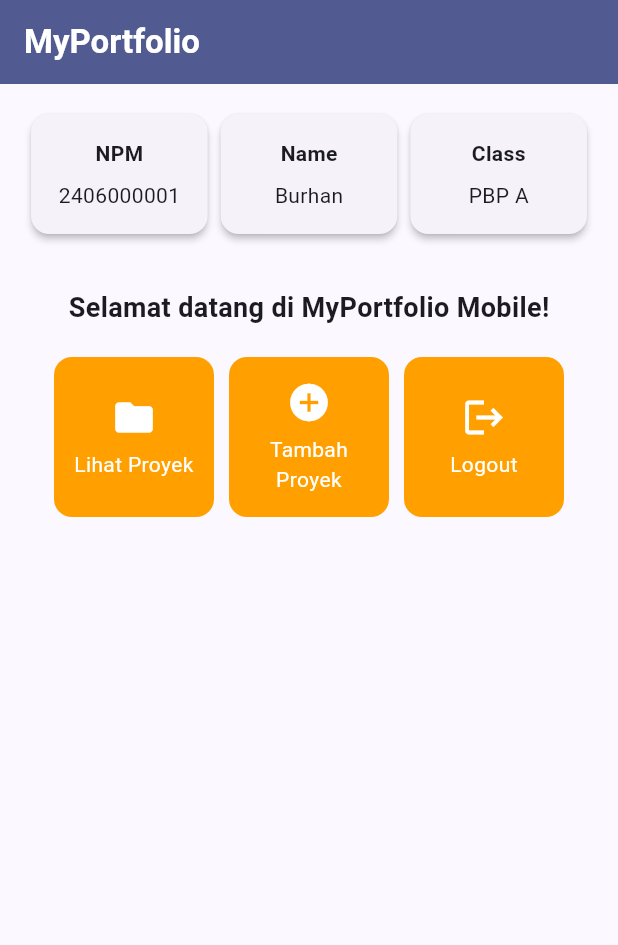
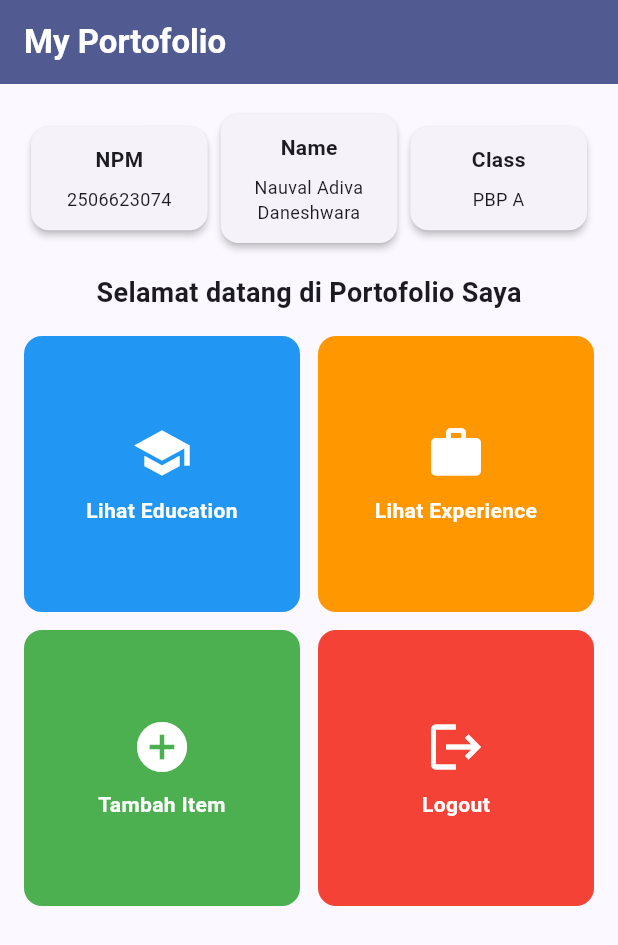
Before and after one commit to daaaniiiissssss/myportofolio_mobile, a Flutter app: the screen it shows after launch, on a phone screen of 412 x 824 dp. Shown: the top 945 px of the screen. Run offline on Flutter 3.47's test engine with Material 3 defaults, Android fonts, the phone set to English and light mode, and no system bars.

Commit message:
Tugas 7: Final

```diff
--- a/lib/main.dart
+++ b/lib/main.dart
@@ -11,15 +11,12 @@ class MyApp extends StatelessWidget {
   @override
   Widget build(BuildContext context) {
     return MaterialApp(
-      title: 'MyPortfolio',
+      title: 'My Portofolio',
       theme: ThemeData(
-        colorScheme: ColorScheme.fromSeed(
-          seedColor: Colors.indigo,
-          secondary: Colors.amber[700],
-        ),
+        colorScheme: ColorScheme.fromSeed(seedColor: Colors.indigo),
         useMaterial3: true,
       ),
-      home: MyHomePage(),
+      home: const MyHomePage(),
     );
   }
 }
--- a/lib/menu.dart
+++ b/lib/menu.dart
@@ -1,84 +1,67 @@
 import 'package:flutter/material.dart';
 
+/// Model data untuk satu tombol aksi di halaman utama.
 class ItemHomepage {
   final String name;
   final IconData icon;
+  final Color color;
 
-  ItemHomepage(this.name, this.icon);
+  const ItemHomepage(this.name, this.icon, this.color);
 }
 
 class MyHomePage extends StatelessWidget {
-  MyHomePage({super.key});
+  const MyHomePage({super.key});
 
-  final String npm = "2406000001";
-  final String nama = "Burhan";
-  final String kelas = "PBP A";
+  final String npm = '2506623074';
+  final String name = 'Nauval Adiva Daneshwara';
+  final String className = 'PBP A';
 
-  final List<ItemHomepage> items = [
-    ItemHomepage("Lihat Proyek", Icons.folder),
-    ItemHomepage("Tambah Proyek", Icons.add_circle),
-    ItemHomepage("Logout", Icons.logout),
+  static const List<ItemHomepage> items = [
+    ItemHomepage('Lihat Education', Icons.school, Colors.blue),
+    ItemHomepage('Lihat Experience', Icons.work, Colors.orange),
+    ItemHomepage('Tambah Item', Icons.add_circle, Colors.green),
+    ItemHomepage('Logout', Icons.logout, Colors.red),
   ];
 
   @override
   Widget build(BuildContext context) {
-    // Scaffold menyediakan struktur visual dasar halaman (AppBar, Body, SnackBar).
     return Scaffold(
-      // AppBar menampilkan bar bagian atas halaman aplikasi.
       appBar: AppBar(
         title: const Text(
-          'MyPortfolio',
-          style: TextStyle(
-            color: Colors.white,
-            fontWeight: FontWeight.bold,
-          ),
+          'My Portofolio',
+          style: TextStyle(fontWeight: FontWeight.bold),
         ),
         backgroundColor: Theme.of(context).colorScheme.primary,
+        foregroundColor: Colors.white,
       ),
-      // Body halaman utama dengan padding di sekelilingnya.
       body: Padding(
         padding: const EdgeInsets.all(16.0),
         child: Column(
-          crossAxisAlignment: CrossAxisAlignment.center,
+          crossAxisAlignment: CrossAxisAlignment.start,
           children: [
-            // Baris horizontal untuk menampilkan 3 InfoCard secara sejajar.
             Row(
               mainAxisAlignment: MainAxisAlignment.spaceEvenly,
               children: [
                 InfoCard(title: 'NPM', content: npm),
-                InfoCard(title: 'Name', content: nama),
-                InfoCard(title: 'Class', content: kelas),
+                InfoCard(title: 'Name', content: name),
+                InfoCard(title: 'Class', content: className),
               ],
             ),
             const SizedBox(height: 16.0),
-            // Bagian tengah: pesan sambutan dan kisi tombol menu portofolio.
-            Center(
-              child: Column(
-                children: [
-                  const Padding(
-                    padding: EdgeInsets.only(top: 16.0),
-                    child: Text(
-                      'Selamat datang di MyPortfolio Mobile!',
-                      style: TextStyle(
-                        fontWeight: FontWeight.bold,
-                        fontSize: 18.0,
-                      ),
-                    ),
-                  ),
-                  // GridView menampilkan kartu tombol dalam tata letak kisi 3 kolom.
-                  GridView.count(
-                    primary: true,
-                    padding: const EdgeInsets.all(20),
-                    crossAxisSpacing: 10,
-                    mainAxisSpacing: 10,
-                    crossAxisCount: 3,
-                    // shrinkWrap agar ukuran kisi menyesuaikan tinggi konten anak.
-                    shrinkWrap: true,
-                    children: items.map((ItemHomepage item) {
-                      return ItemCard(item);
-                    }).toList(),
-                  ),
-                ],
+            const Center(
+              child: Text(
+                'Selamat datang di Portofolio Saya',
+                style: TextStyle(fontSize: 18.0, fontWeight: FontWeight.bold),
+              ),
+            ),
+            const SizedBox(height: 16.0),
+            Expanded(
+              child: GridView.count(
+                primary: false,
+                crossAxisSpacing: 12,
+                mainAxisSpacing: 12,
+                crossAxisCount: 2,
+                children: items.map((item) => ItemCard(item)).toList(),
               ),
             ),
           ],
@@ -88,8 +71,8 @@ class MyHomePage extends StatelessWidget {
   }
 }
 
+/// Kartu informasi profil (NPM, Name, Class).
 class InfoCard extends StatelessWidget {
-  // Kartu informasi yang menampilkan judul (title) dan isi (content).
   final String title;
   final String content;
 
@@ -98,13 +81,10 @@ class InfoCard extends StatelessWidget {
   @override
   Widget build(BuildContext context) {
     return Card(
-      // Memberikan efek bayangan kartu elevasi 2 unit.
       elevation: 2.0,
       child: Container(
-        // Menyesuaikan lebar kartu dengan proporsi layar (dibagi 3.5).
         width: MediaQuery.of(context).size.width / 3.5,
-        padding: const EdgeInsets.all(16.0),
-        // Menyusun teks title dan content secara vertikal.
+        padding: const EdgeInsets.symmetric(vertical: 12.0, horizontal: 8.0),
         child: Column(
           children: [
             Text(
@@ -112,7 +92,11 @@ class InfoCard extends StatelessWidget {
               style: const TextStyle(fontWeight: FontWeight.bold),
             ),
             const SizedBox(height: 8.0),
-            Text(content),
+            Text(
+              content,
+              textAlign: TextAlign.center,
+              style: const TextStyle(fontSize: 12.0),
+            ),
           ],
         ),
       ),
@@ -120,6 +104,7 @@ class InfoCard extends StatelessWidget {
   }
 }
 
+/// Kartu tombol aksi dengan warna sesuai [ItemHomepage.color].
 class ItemCard extends StatelessWidget {
   final ItemHomepage item;
 
@@ -128,35 +113,34 @@ class ItemCard extends StatelessWidget {
   @override
   Widget build(BuildContext context) {
     return Material(
-      // Menggunakan warna sekunder dari skema tema aplikasi.
-      color: Theme.of(context).colorScheme.secondary,
+      color: item.color,
       borderRadius: BorderRadius.circular(12),
       child: InkWell(
-        // Aksi ketika kartu ditekan oleh pengguna.
+        borderRadius: BorderRadius.circular(12),
         onTap: () {
-          // Menampilkan SnackBar dengan pesan interaktif.
           ScaffoldMessenger.of(context)
             ..hideCurrentSnackBar()
             ..showSnackBar(
-              SnackBar(content: Text("Kamu telah menekan tombol ${item.name}!"))
+              SnackBar(
+                content: Text('Kamu telah menekan tombol ${item.name}!'),
+              ),
             );
         },
-        child: Container(
-          padding: const EdgeInsets.all(8),
-          child: Center(
+        child: Center(
+          child: Padding(
+            padding: const EdgeInsets.all(8.0),
             child: Column(
               mainAxisAlignment: MainAxisAlignment.center,
               children: [
-                Icon(
-                  item.icon,
-                  color: Colors.white,
-                  size: 30.0,
-                ),
-                const Padding(padding: EdgeInsets.all(3)),
+                Icon(item.icon, color: Colors.white, size: 40.0),
+                const SizedBox(height: 8.0),
                 Text(
                   item.name,
                   textAlign: TextAlign.center,
-                  style: const TextStyle(color: Colors.white),
+                  style: const TextStyle(
+                    color: Colors.white,
+                    fontWeight: FontWeight.bold,
+                  ),
                 ),
               ],
             ),
```
